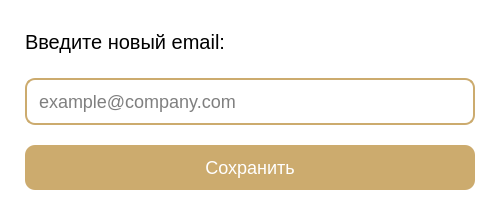
lerakaplich/Documents, file client/ui/profile/user_data/email_edit_window.ui: the form before one commit.
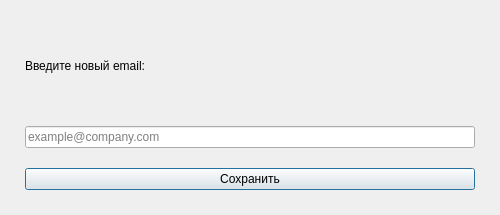
The form after the commit.

```diff
--- a/client/ui/profile/user_data/email_edit_window.ui
+++ b/client/ui/profile/user_data/email_edit_window.ui
@@ -16,11 +16,11 @@
   <property name="styleSheet">
    <string notr="true">
 QDialog {
-    background-color: white;
-    color: black;
+    background-color: {BG_CARD};
+    color: {TEXT_BLACK};
 }
 QLabel {
-    color: black;
+    color: {TEXT_BLACK};
 }
 </string>
   </property>
@@ -46,7 +46,7 @@
    <item>
     <widget class="QLabel" name="titleLabel">
      <property name="styleSheet">
-      <string notr="true">font-size: 20px; color: black; background-color: transparent;</string>
+      <string notr="true">font-size: 20px; color: {TEXT_BLACK}; background-color: transparent;</string>
      </property>
      <property name="text">
       <string>Введите новый email:</string>
@@ -57,20 +57,20 @@
     <widget class="QLineEdit" name="emailInput">
      <property name="styleSheet">
       <string notr="true">
-QLineEdit {
-    padding: 10px;
-    font-size: 18px;
-    border: 2px solid #ccab6e;
-    border-radius: 10px;
-    color: black;
-    background-color: white;
-}
-QLineEdit:focus {
-    border-color: #ccab6e;
-}
-QLineEdit::placeholder {
-    color: #999999;
-}
+        QLineEdit {
+            padding: 10px;
+            font-size: 18px;
+            border: 2px solid {ACCENT_PRIMARY};
+            border-radius: 10px;
+            color: {TEXT_BLACK};
+            background-color: {BG_INPUT};
+        }
+        QLineEdit:focus {
+            border-color: {ACCENT_PRIMARY};
+        }
+        QLineEdit::placeholder {
+            color: {TEXT_TERTIARY};
+        }
 </string>
      </property>
      <property name="text">
@@ -89,8 +89,8 @@
      <property name="styleSheet">
       <string notr="true">
 QPushButton {
-    background-color: #ccab6e;
-    color: white;
+    background-color: {ACCENT_PRIMARY};
+    color: {TEXT_ON_ACCENT};
     border-radius: 10px;
     padding: 12px;
     font-size: 18px;
```
Left out of the diff: 4 changed lines with no effect on the pictures.
